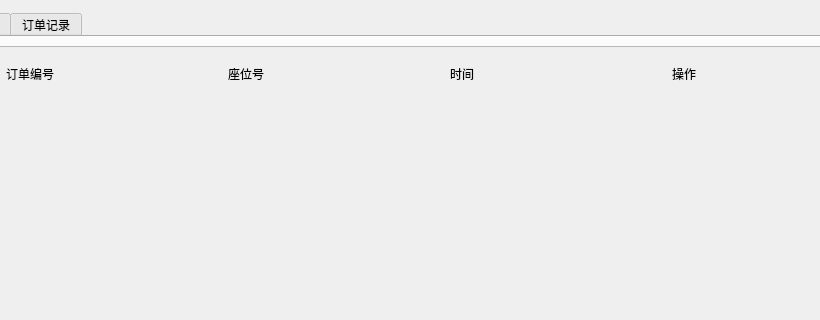
Old version of the form admini/administratorinterface.ui in the repository Li-Yaosong/BuffetMealsSystem; both pictures show x 145 to 965 and y 0 to 320 of the 1074 by 693 pixel window.
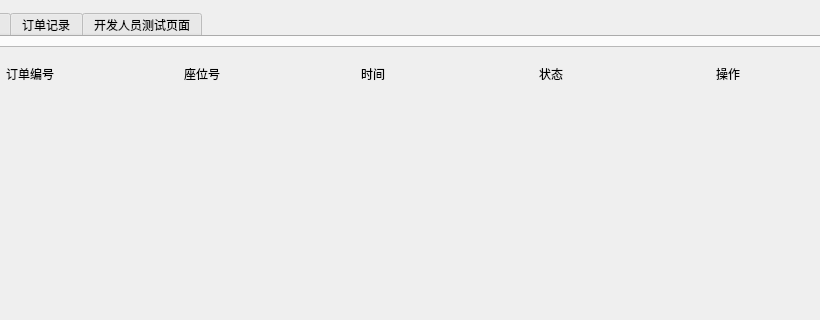
New version of the form. The open tabs and pages were chosen to show the change.

What changed in the file:
```diff
--- a/admini/administratorinterface.ui
+++ b/admini/administratorinterface.ui
@@ -109,6 +109,13 @@
                 </property>
                </widget>
               </item>
+              <item>
+               <widget class="QLabel" name="label_15">
+                <property name="text">
+                 <string>状态</string>
+                </property>
+               </widget>
+              </item>
               <item>
                <widget class="QLabel" name="label_4">
                 <property name="text">
@@ -436,6 +443,16 @@
        </item>
       </layout>
      </widget>
+     <widget class="QWidget" name="tab_4">
+      <attribute name="title">
+       <string>开发人员测试页面</string>
+      </attribute>
+      <layout class="QGridLayout" name="gridLayout_3">
+       <item row="0" column="0">
+        <widget class="QTextEdit" name="textEdit"/>
+       </item>
+      </layout>
+     </widget>
     </widget>
    </item>
   </layout>
```
Left out of the diff: 2 changed lines with no effect on the pictures.
